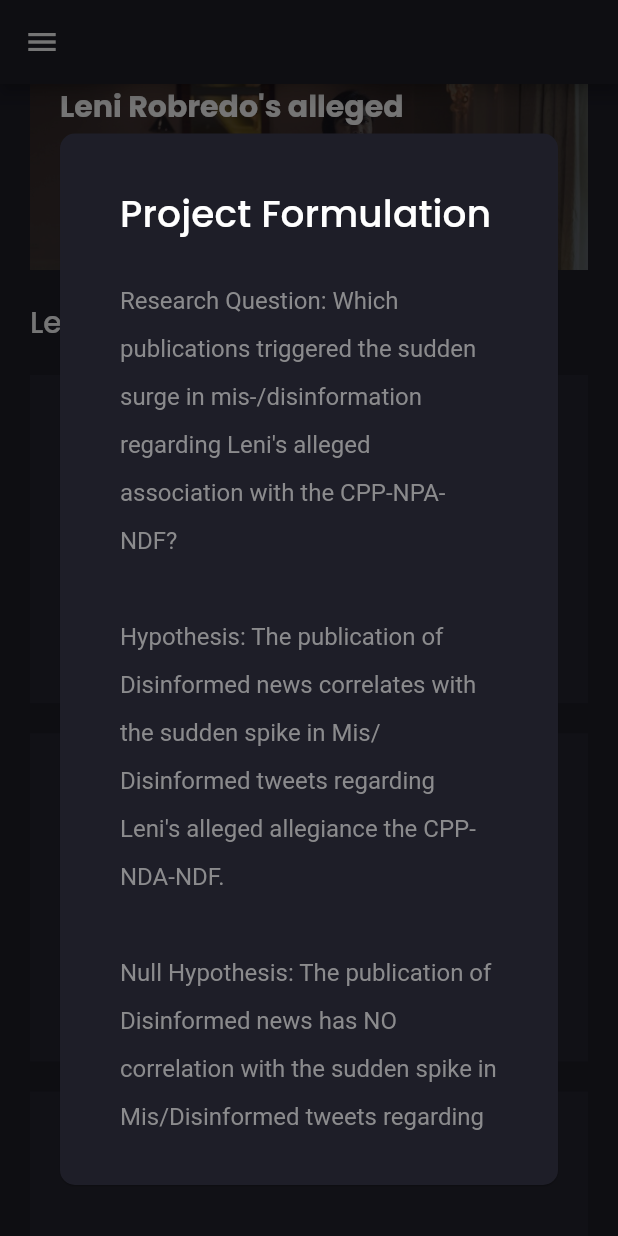
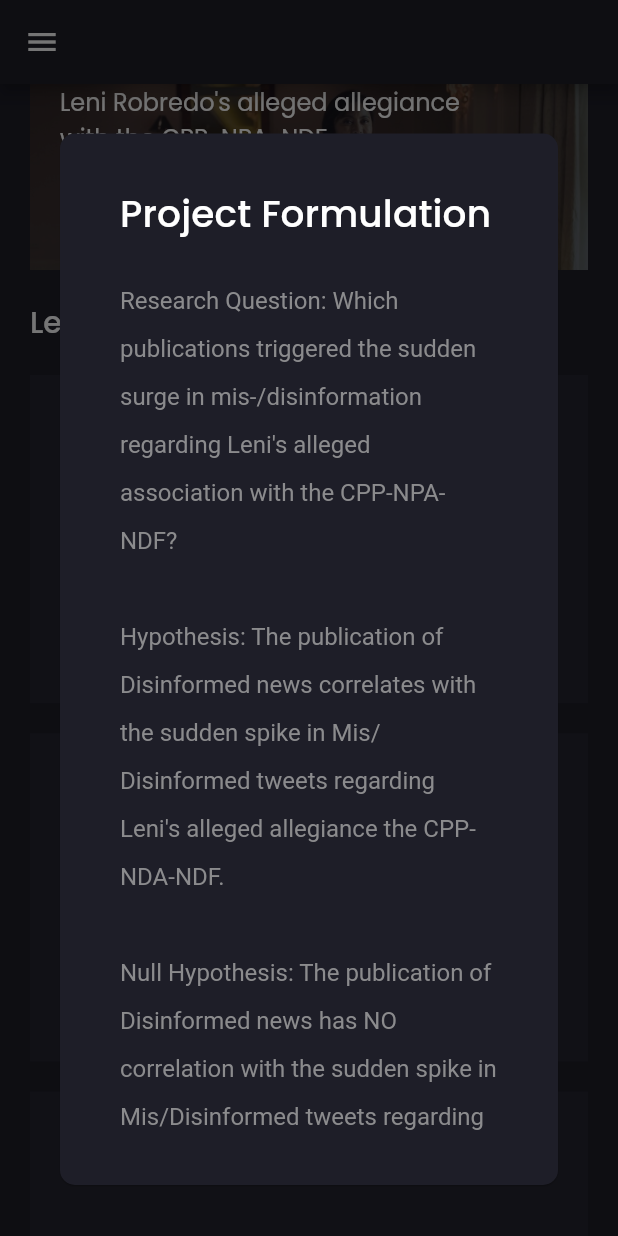
Before and after one commit to zedecpacaldo/mobile-responsive-web-app, a Flutter app: the screen it shows after launch, after a tap on "Read More >>", on a phone screen of 412 x 824 dp. Run offline on Flutter 3.47's test engine with Material 2 defaults, Android fonts, the light colour scheme and no system bars; drawn by our look-alikes of animated_text_kit; our stand-ins replace awesome_dialog, google_fonts; missing offline and left inert: dart:html.

Commit message:
chore: mobile ui changes

```diff
--- a/lib/screens/components/home_banner.dart
+++ b/lib/screens/components/home_banner.dart
@@ -34,9 +34,9 @@ class HomeBanner extends StatelessWidget {
                     style: Responsive.isDesktop(context) ? Theme.of(context).textTheme.headline4!.copyWith(
                         fontWeight: FontWeight.bold,
                         color: Colors.white
-                    ) : Theme.of(context).textTheme.headline6!.copyWith(
-                        fontWeight: FontWeight.bold,
-                        color: Colors.white
+                    ) : Theme.of(context).textTheme.bodySmall!.copyWith(
+                        color: Colors.white,
+                        fontSize: 16
                     ),
                   ),
                   if (Responsive.isMobileLarge(context))
--- a/lib/screens/components/reach_us.dart
+++ b/lib/screens/components/reach_us.dart
@@ -24,7 +24,7 @@ class ReachUs extends StatelessWidget {
           ),
           const SizedBox(height: defaultPadding),
           Responsive(
-            mobile: ReachUsGridView(crossAxisCount: 1, childAspectRatio: 3),
+            mobile: ReachUsGridView(crossAxisCount: 1, childAspectRatio: 2.9),
             mobileLarge: ReachUsGridView(crossAxisCount: 2, childAspectRatio: 1.78),
             tablet: ReachUsGridView(childAspectRatio: 1.68),
             desktop: ReachUsGridView()
--- a/pubspec.yaml
+++ b/pubspec.yaml
@@ -44,6 +44,7 @@ dependencies:
   wakelock: ^0.6.2
   url_launcher: ^6.1.11
   awesome_dialog: ^3.0.2
+  flutter_markdown: ^0.6.14
 
 dev_dependencies:
   flutter_test:
```
Also changed, not shown: lib/contents.dart (+6 -6 lines), assets/images/1.jpg (renamed from assets/images/gabrielenriquez.jpg), assets/images/2.jpg (renamed from assets/images/mikhaelatapia.jpg), pubspec.lock, 2 other files.
